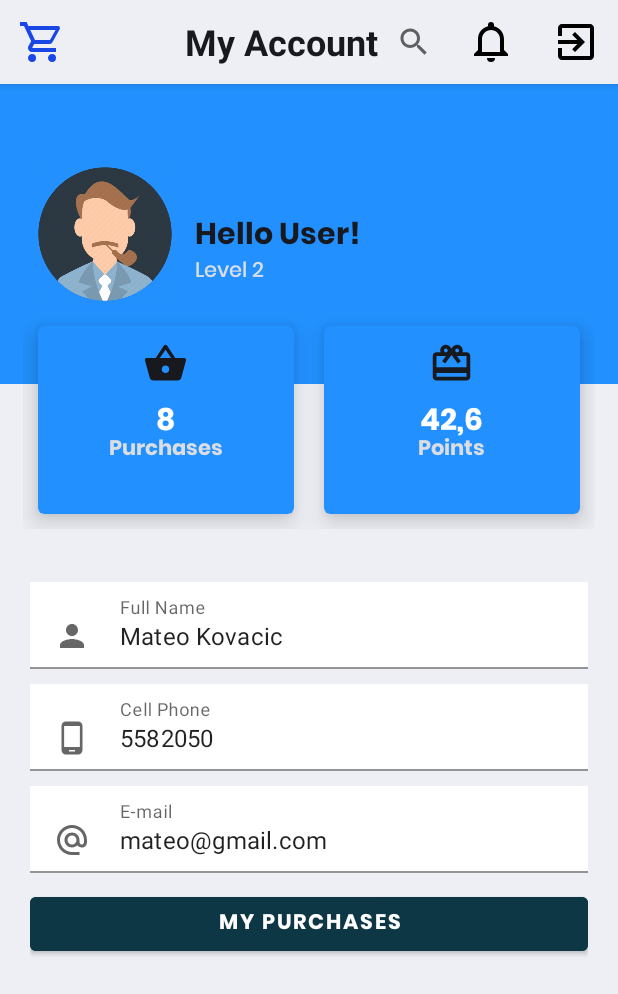
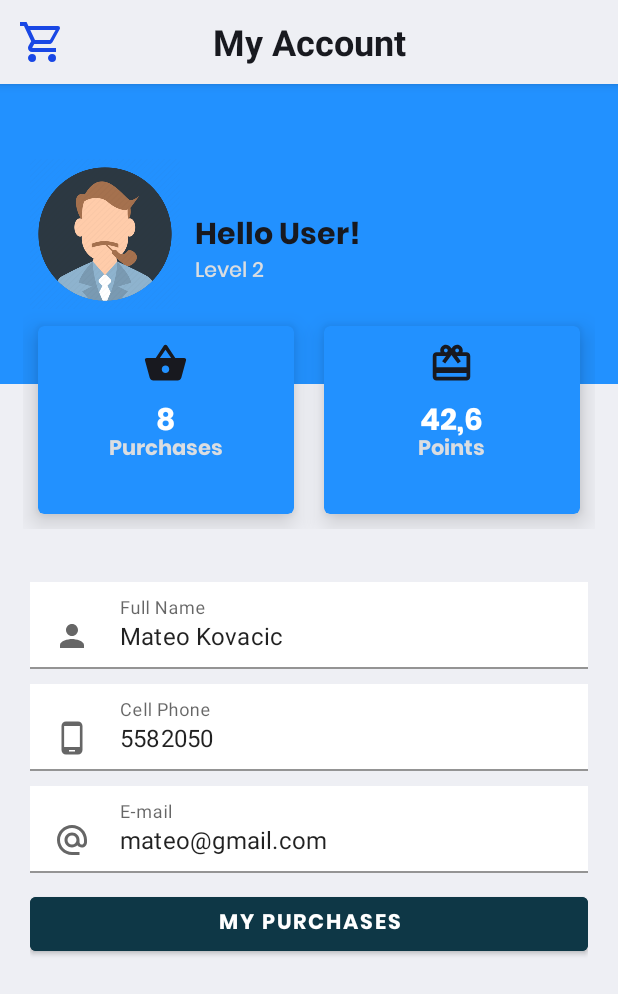
Before and after one commit to GabrielBalbuenaLuna/MercadoLibreClonBedu-Equipo15-App, an Android app: the fragment MyAccountFragment placed in its activity, on a phone screen of 412 x 824 dp. Shown: the top 994 px of the screen. Run offline under Robolectric (Android 15) with nearby library versions, the phone set to English and light mode, and no system bars; libraries missing offline, so code that uses them is left out: com.smarteist.autoimageslider, io.paperdb; 3 statements that could not run were skipped.

Commit message:
Comment error update apk

```diff
--- a/app/src/main/java/com/example/mercadolibreclonbedu/HomeFragment.kt
+++ b/app/src/main/java/com/example/mercadolibreclonbedu/HomeFragment.kt
@@ -31,11 +31,11 @@ class HomeFragment : Fragment() {
         btnMen = view.findViewById(R.id.btnMen)
         btnWomen = view.findViewById(R.id.btnWomen)
         btnKids = view.findViewById(R.id.btnKids)
-
-        // seteando el appbar como action bar
-        (activity as AppCompatActivity).setSupportActionBar(view.shop_bar)
-        val toolbar: Toolbar = view.findViewById(R.id.shop_bar) as Toolbar
-        toolbar.setTitle("") //Ocultar el titulo por defecto
+//
+//        // seteando el appbar como action bar
+//        (activity as AppCompatActivity).setSupportActionBar(view.shop_bar)
+//        val toolbar: Toolbar = view.findViewById(R.id.shop_bar) as Toolbar
+//        toolbar.setTitle("") //Ocultar el titulo por defecto
 
         btnMen.setOnClickListener{
             val bundle = Bundle()
--- a/app/src/main/java/com/example/mercadolibreclonbedu/MyAccountFragment.kt
+++ b/app/src/main/java/com/example/mercadolibreclonbedu/MyAccountFragment.kt
@@ -29,11 +29,11 @@ class MyAccountFragment : Fragment() {
     ): View? {
         val view = inflater.inflate(R.layout.fragment_my_account, container, false)
         val buttonCompras = view.findViewById<AppCompatButton>(R.id.buttonMisCompras)
-
-        // seteando el appbar como action bar
-        (activity as AppCompatActivity).setSupportActionBar(view.myAccount_bar)
-        val toolbar: Toolbar = view.findViewById(R.id.myAccount_bar) as Toolbar
-        toolbar.setTitle("") //Ocultar el titulo por defecto
+//
+//        // seteando el appbar como action bar
+//        (activity as AppCompatActivity).setSupportActionBar(view.myAccount_bar)
+//        val toolbar: Toolbar = view.findViewById(R.id.myAccount_bar) as Toolbar
+//        toolbar.setTitle("") //Ocultar el titulo por defecto
 
         buttonCompras.setOnClickListener {
             loadFragment(MisComprasFragment())
```
Also changed, not shown: app/src/main/java/com/example/mercadolibreclonbedu/FavoritesListFragment.kt (+4 -4 lines), app/src/main/java/com/example/mercadolibreclonbedu/MainProductList.kt (+5 -5 lines), app/src/main/java/com/example/mercadolibreclonbedu/MyCartFragment.kt (+4 -4 lines), 1 other file.
